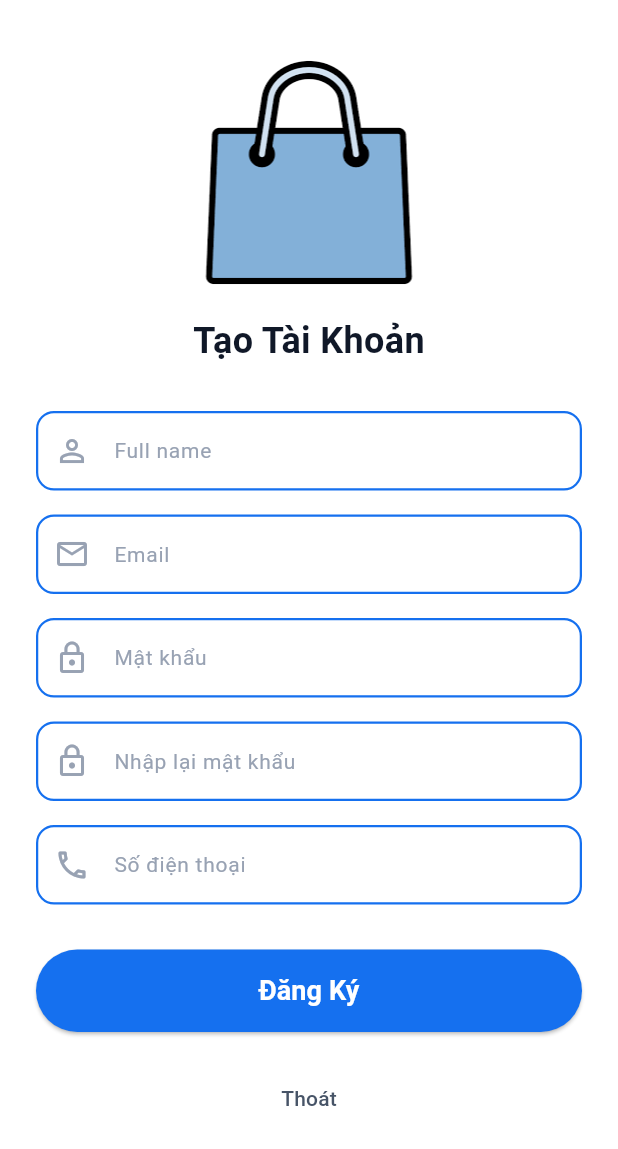
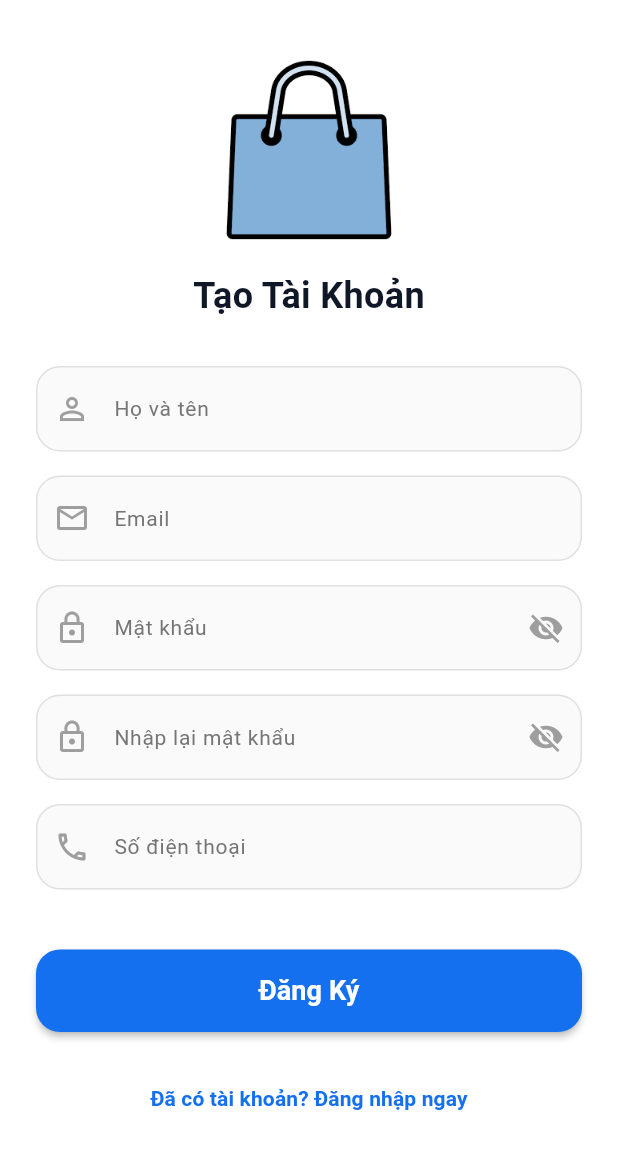
Before and after one commit to Ncris0511/DALTDD23D_02_Ncris7_shop, a Flutter app: the RegisterScreen screen opened directly, on a phone screen of 412 x 824 dp. Shown: the top 1149 px of the screen. Run offline on Flutter 3.47's test engine with Material 3 defaults, Android fonts, the phone set to English and light mode, and no system bars; our stand-ins replace google_fonts.

Commit message:
Chỉnh sửa giao diện đăng ký

```diff
--- a/lib/screens/auth/register_screen.dart
+++ b/lib/screens/auth/register_screen.dart
@@ -17,13 +17,15 @@ class _RegisterScreenState extends State<RegisterScreen> {
   final _confirmPassController = TextEditingController();
   final _phoneController = TextEditingController();
 
-  //Khởi tạo server
   final AuthService _authService = AuthService();
   bool _isLoading = false;
 
-  //Hàm xử lý khi bấm nút
+  // 1. Thêm biến để quản lý trạng thái Ẩn/Hiện mật khẩu
+  bool _isShowPassword = false;
+  bool _isShowConfirmPassword = false;
+
   void _handRegister() async {
-    //Validate cơ bản
+    // Validate cơ bản
     if (_emailController.text.isEmpty ||
         _passController.text.isEmpty ||
         _fullNameController.text.isEmpty) {
@@ -38,37 +40,33 @@ class _RegisterScreenState extends State<RegisterScreen> {
       );
       return;
     }
-    setState(() {
-      _isLoading = true;
-    });
 
-    //Gọi service
+    setState(() => _isLoading = true);
+
     final result = await _authService.register(
       fullName: _fullNameController.text,
       email: _emailController.text,
       password: _passController.text,
       phone: _phoneController.text,
     );
-    setState(() {
-      _isLoading = false;
-    });
-    //Xử lý kết quả trả về
+
+    setState(() => _isLoading = false);
+
     if (!mounted) return;
+
     if (result['success']) {
-      //Thành công hiện thông báo và thoát
       ScaffoldMessenger.of(context).showSnackBar(
         SnackBar(
           content: Text(result['message']),
-          backgroundColor: AppColors.success,
+          backgroundColor: Colors.green, // Dùng màu xanh lá cho thành công
         ),
       );
       Navigator.pop(context);
     } else {
-      //Thất bại thông báo lỗi
       ScaffoldMessenger.of(context).showSnackBar(
         SnackBar(
           content: Text(result['message']),
-          backgroundColor: AppColors.error,
+          backgroundColor: Colors.red, // Dùng màu đỏ cho lỗi
         ),
       );
     }
@@ -76,54 +74,85 @@ class _RegisterScreenState extends State<RegisterScreen> {
 
   @override
   Widget build(BuildContext context) {
-    //Lấy chiều cao bàn phím để tránh bị che
     final bottomPadding = MediaQuery.of(context).viewInsets.bottom;
+
     return Scaffold(
       backgroundColor: AppColors.white,
       body: SafeArea(
         child: SingleChildScrollView(
+          // Thêm physics để cuộn mượt hơn
+          physics: const BouncingScrollPhysics(),
           padding: EdgeInsets.fromLTRB(24, 20, 24, 20 + bottomPadding),
           child: Column(
             crossAxisAlignment: CrossAxisAlignment.center,
             children: [
               const SizedBox(height: 20),
-              Image.asset('assets/images/logo.png', width: 150),
+              // Logo
+              Image.asset(
+                'assets/images/logo.png',
+                width: 120,
+              ), // Giảm size chút cho gọn
               const SizedBox(height: 20),
+
               Text("Tạo Tài Khoản", style: AppStyles.h1),
               const SizedBox(height: 30),
+
+              // --- CÁC Ô NHẬP LIỆU ---
               _buildTextField(
                 controller: _fullNameController,
-                hintText: "Full name",
+                label: "Họ và tên",
                 icon: Icons.person_outline,
               ),
               const SizedBox(height: 16),
+
               _buildTextField(
                 controller: _emailController,
-                hintText: "Email",
+                label: "Email",
                 icon: Icons.email_outlined,
+                keyboardType: TextInputType.emailAddress, // Bàn phím email
               ),
               const SizedBox(height: 16),
+
+              // Ô Mật khẩu (Có nút mắt thần)
               _buildTextField(
                 controller: _passController,
-                hintText: "Mật khẩu",
+                label: "Mật khẩu",
                 icon: Icons.lock_outline,
                 isPassword: true,
+                isShowPass: _isShowPassword,
+                onTogglePass: () {
+                  setState(() {
+                    _isShowPassword = !_isShowPassword;
+                  });
+                },
               ),
               const SizedBox(height: 16),
+
+              // Ô Nhập lại Mật khẩu
               _buildTextField(
                 controller: _confirmPassController,
-                hintText: "Nhập lại mật khẩu",
+                label: "Nhập lại mật khẩu",
                 icon: Icons.lock_outline,
                 isPassword: true,
+                isShowPass: _isShowConfirmPassword,
+                onTogglePass: () {
+                  setState(() {
+                    _isShowConfirmPassword = !_isShowConfirmPassword;
+                  });
+                },
               ),
               const SizedBox(height: 16),
+
               _buildTextField(
                 controller: _phoneController,
-                hintText: "Số điện thoại",
+                label: "Số điện thoại",
                 icon: Icons.phone_outlined,
+                keyboardType: TextInputType.phone, // Bàn phím số
               ),
-              const SizedBox(height: 30),
-              //Nút đăng ký
+
+              const SizedBox(height: 40),
+
+              // Nút Đăng ký
               SizedBox(
                 width: double.infinity,
                 height: 55,
@@ -131,24 +160,43 @@ class _RegisterScreenState extends State<RegisterScreen> {
                   onPressed: _isLoading ? null : _handRegister,
                   style: ElevatedButton.styleFrom(
                     backgroundColor: AppColors.primary,
+                    elevation: 2, // Thêm chút bóng đổ cho nút nổi lên
                     shape: RoundedRectangleBorder(
-                      borderRadius: BorderRadius.circular(30),
+                      borderRadius: BorderRadius.circular(
+                        16,
+                      ), // Bo góc mềm mại hơn
                     ),
                   ),
                   child: _isLoading
-                      ? const CircularProgressIndicator(color: Colors.white)
+                      ? const SizedBox(
+                          width: 24,
+                          height: 24,
+                          child: CircularProgressIndicator(
+                            color: Colors.white,
+                            strokeWidth: 2,
+                          ),
+                        )
                       : Text(
                           "Đăng Ký",
-                          style: AppStyles.buttonText.copyWith(fontSize: 18),
+                          style: AppStyles.buttonText.copyWith(
+                            fontSize: 18,
+                            fontWeight: FontWeight.bold,
+                          ),
                         ),
                 ),
               ),
+
               const SizedBox(height: 20),
+
+              // Nút Thoát
               TextButton(
                 onPressed: () => Navigator.pop(context),
                 child: Text(
-                  "Thoát",
-                  style: AppStyles.h3.copyWith(color: AppColors.textBody),
+                  "Đã có tài khoản? Đăng nhập ngay",
+                  style: AppStyles.body.copyWith(
+                    color: AppColors.primary,
+                    fontWeight: FontWeight.w600,
+                  ),
                 ),
               ),
             ],
@@ -158,29 +206,63 @@ class _RegisterScreenState extends State<RegisterScreen> {
     );
   }
 
+  // --- WIDGET CON ĐÃ ĐƯỢC NÂNG CẤP ---
   Widget _buildTextField({
     required TextEditingController controller,
-    required String hintText,
+    required String label,
     required IconData icon,
     bool isPassword = false,
+    bool isShowPass = false,
+    VoidCallback? onTogglePass,
+    TextInputType keyboardType = TextInputType.text,
   }) {
     return TextField(
       controller: controller,
-      obscureText: isPassword,
+      obscureText: isPassword && !isShowPass, // Logic ẩn hiện mật khẩu
+      keyboardType: keyboardType,
       style: AppStyles.h3,
       decoration: InputDecoration(
-        labelText: hintText,
-        labelStyle: AppStyles.body.copyWith(color: AppColors.textHint),
-        prefixIcon: Icon(icon, color: AppColors.textHint),
+        labelText: label,
+        // Label khi chưa nhập màu xám, nhập rồi thì màu xanh (mặc định của Flutter)
+        labelStyle: AppStyles.body.copyWith(color: Colors.grey.shade600),
+
+        prefixIcon: Icon(icon, color: Colors.grey.shade500),
+
+        // Icon mắt thần (chỉ hiện khi là ô password)
+        suffixIcon: isPassword
+            ? IconButton(
+                icon: Icon(
+                  isShowPass ? Icons.visibility : Icons.visibility_off,
+                  color: Colors.grey.shade500,
+                ),
+                onPressed: onTogglePass,
+              )
+            : null,
+
         filled: true,
-        fillColor: AppColors.white,
+        fillColor: Colors.grey.shade50, // Màu nền xám cực nhạt cho hiện đại
+
         contentPadding: const EdgeInsets.symmetric(
-          vertical: 16,
-          horizontal: 10,
+          vertical: 18,
+          horizontal: 16,
         ),
+
+        // Viền khi bình thường (Màu xám nhạt -> Đỡ rối mắt)
         enabledBorder: OutlineInputBorder(
-          borderRadius: BorderRadius.circular(12),
-          borderSide: const BorderSide(color: AppColors.primary, width: 1.5),
+          borderRadius: BorderRadius.circular(16),
+          borderSide: BorderSide(color: Colors.grey.shade300),
+        ),
+
+        // Viền khi bấm vào (Màu Primary -> Nổi bật)
+        focusedBorder: OutlineInputBorder(
+          borderRadius: BorderRadius.circular(16),
+          borderSide: const BorderSide(color: AppColors.primary, width: 2),
+        ),
+
+        // Viền khi có lỗi (nếu cần dùng sau này)
+        errorBorder: OutlineInputBorder(
+          borderRadius: BorderRadius.circular(16),
+          borderSide: const BorderSide(color: Colors.red),
         ),
       ),
     );
```
